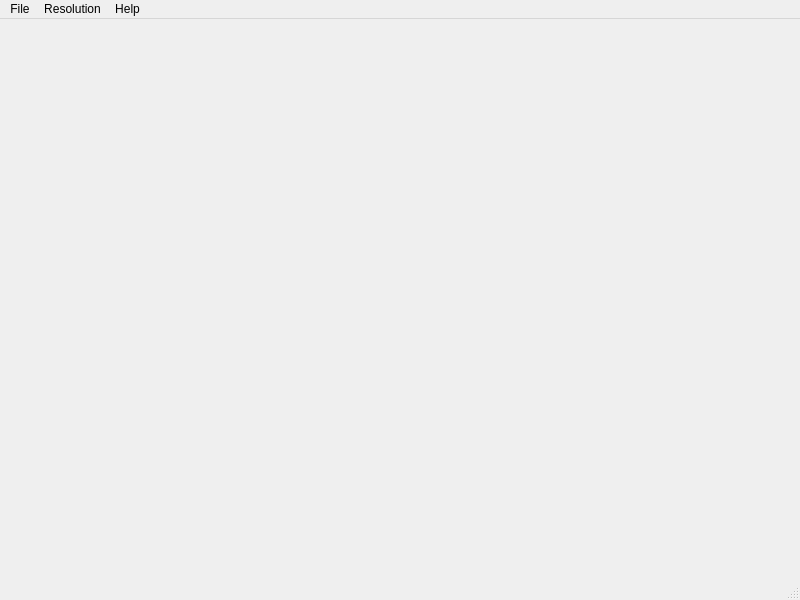
Old version of the form mainwindow.ui in the repository michaelmhyu1013/NetworkTerminal.
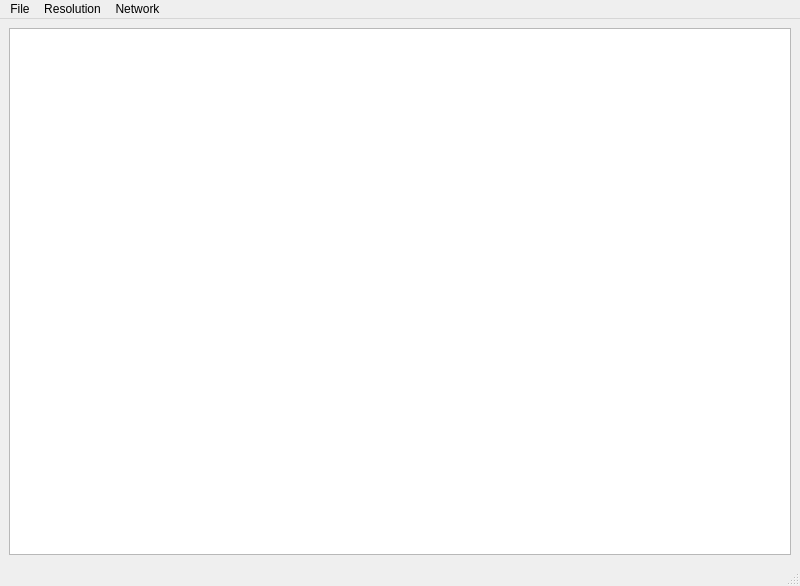
New version of the form.

What changed in the file:
```diff
--- a/mainwindow.ui
+++ b/mainwindow.ui
@@ -7,20 +7,26 @@
     <x>0</x>
     <y>0</y>
     <width>800</width>
-    <height>600</height>
+    <height>586</height>
    </rect>
   </property>
   <property name="windowTitle">
    <string>MainWindow</string>
   </property>
-  <widget class="QWidget" name="centralwidget"/>
+  <widget class="QWidget" name="centralwidget">
+   <layout class="QGridLayout" name="gridLayout">
+    <item row="0" column="0">
+     <widget class="QPlainTextEdit" name="plainTextEdit"/>
+    </item>
+   </layout>
+  </widget>
   <widget class="QMenuBar" name="menubar">
    <property name="geometry">
     <rect>
      <x>0</x>
      <y>0</y>
      <width>800</width>
-     <height>22</height>
+     <height>30</height>
     </rect>
    </property>
    <widget class="QMenu" name="menuFile">
@@ -39,7 +45,7 @@
    </widget>
    <widget class="QMenu" name="menuHelp">
     <property name="title">
-     <string>Help</string>
+     <string>Network</string>
     </property>
    </widget>
    <addaction name="menuFile"/>
```
Left out of the diff: 18 changed lines with no effect on the pictures.
